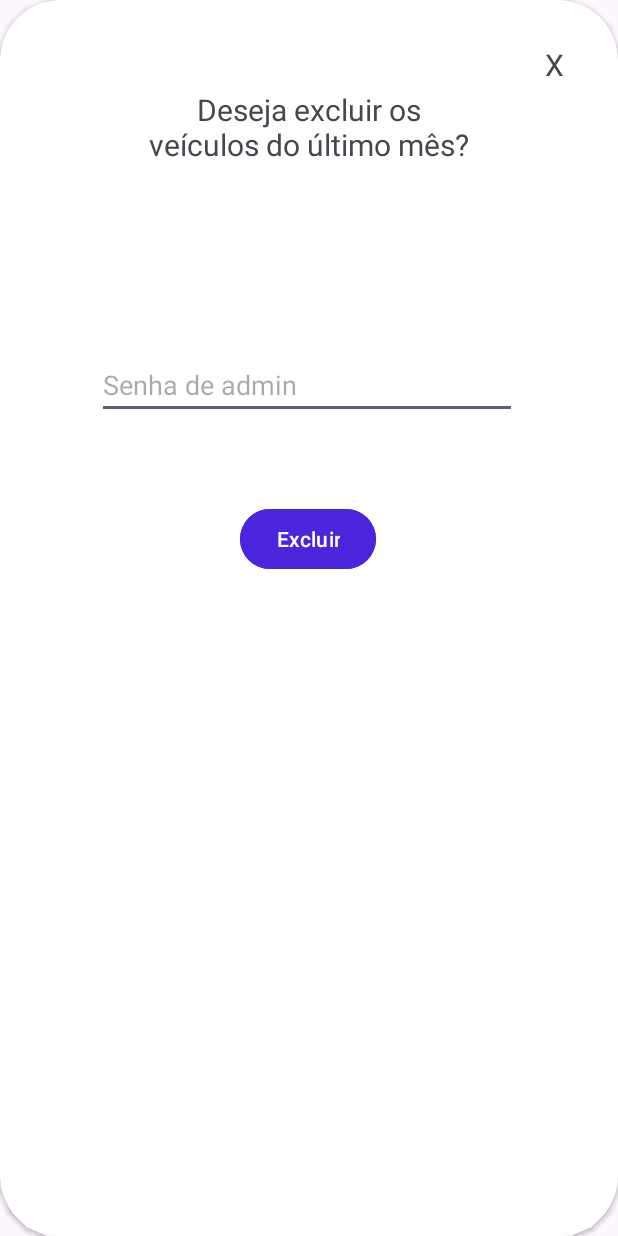
After one commit to liviaizidorio/Projeto-JBS-Estacionamento, an Android app: the layout confirmar_exclusao.xml on its own in the app's theme, with its tools: preview values and no code run, on a phone screen of 412 x 824 dp. The commit adds this screen. Run offline under Robolectric (Android 15) with nearby library versions, the phone set to English and light mode, and no system bars.

Commit message:
Adicionando cards de registrarSaida e confirmarExclusao (do mês anterior)

```diff
--- /dev/null
+++ b/app/src/main/res/layout/confirmar_exclusao.xml
@@ -0,0 +1,65 @@
+<?xml version="1.0" encoding="utf-8"?>
+<androidx.cardview.widget.CardView xmlns:android="http://schemas.android.com/apk/res/android"
+    xmlns:app="http://schemas.android.com/apk/res-auto"
+    xmlns:tools="http://schemas.android.com/tools"
+    android:layout_width="match_parent"
+    android:layout_height="match_parent"
+    app:cardCornerRadius="40dp">
+
+    <androidx.constraintlayout.widget.ConstraintLayout
+        android:layout_width="400dp"
+        android:layout_height="406dp"
+        android:layout_margin="5dp"
+        android:backgroundTint="#FFFFFF">
+
+        <TextView
+            android:id="@+id/perguntaExcluir"
+            android:layout_width="245dp"
+            android:layout_height="124dp"
+            android:layout_marginTop="44dp"
+            android:padding="10dp"
+            android:text="Deseja excluir os veículos do último mês?"
+            android:textAlignment="center"
+            android:textSize="20sp"
+            app:layout_constraintEnd_toEndOf="parent"
+            app:layout_constraintStart_toStartOf="parent"
+            app:layout_constraintTop_toTopOf="parent" />
+
+        <com.google.android.material.textfield.TextInputEditText
+            android:id="@+id/inputPlaca"
+            android:layout_width="280dp"
+            android:layout_height="42dp"
+            android:layout_marginTop="64dp"
+            android:hint="Senha de admin"
+            app:layout_constraintEnd_toEndOf="parent"
+            app:layout_constraintHorizontal_bias="0.496"
+            app:layout_constraintStart_toStartOf="parent"
+            app:layout_constraintTop_toBottomOf="@+id/perguntaExcluir" />
+
+        <Button
+            android:id="@+id/botaoRegistrar"
+            android:layout_width="wrap_content"
+            android:layout_height="wrap_content"
+            android:layout_marginTop="56dp"
+            android:backgroundTint="#4B25DB"
+            android:text="Excluir"
+            app:layout_constraintBottom_toBottomOf="parent"
+            app:layout_constraintEnd_toEndOf="parent"
+            app:layout_constraintStart_toStartOf="parent"
+            app:layout_constraintTop_toBottomOf="@+id/inputPlaca"
+            app:layout_constraintVertical_bias="0.0" />
+
+        <TextView
+            android:id="@+id/fecharCard"
+            android:layout_width="wrap_content"
+            android:layout_height="wrap_content"
+            android:text="X"
+            android:textSize="20sp"
+            app:layout_constraintBottom_toBottomOf="parent"
+            app:layout_constraintEnd_toEndOf="parent"
+            app:layout_constraintHorizontal_bias="0.542"
+            app:layout_constraintStart_toEndOf="@+id/perguntaExcluir"
+            app:layout_constraintTop_toTopOf="parent"
+            app:layout_constraintVertical_bias="0.064" />
+    </androidx.constraintlayout.widget.ConstraintLayout>
+</androidx.cardview.widget.CardView>
```
Also changed, not shown: app/src/main/java/com/livia/projetojbs_estacionamento/ListaCarros.java (+57 -0 lines), app/src/main/java/com/livia/projetojbs_estacionamento/VeiculoAdapter.java (+65 -3 lines), app/src/main/res/layout/registrar_saida.xml (added, +67 -0 lines).
